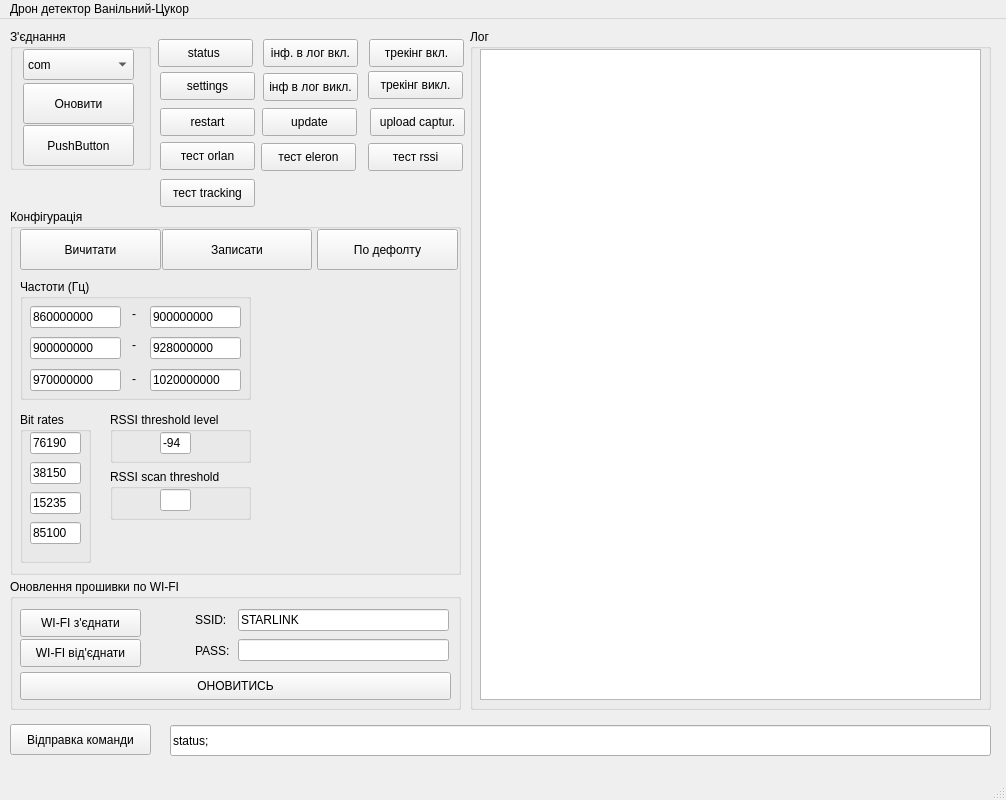
The window that mainwindow.ui (centroparotjag/cukorok_drone_detector) describes before a commit, drawn with Qt 5.
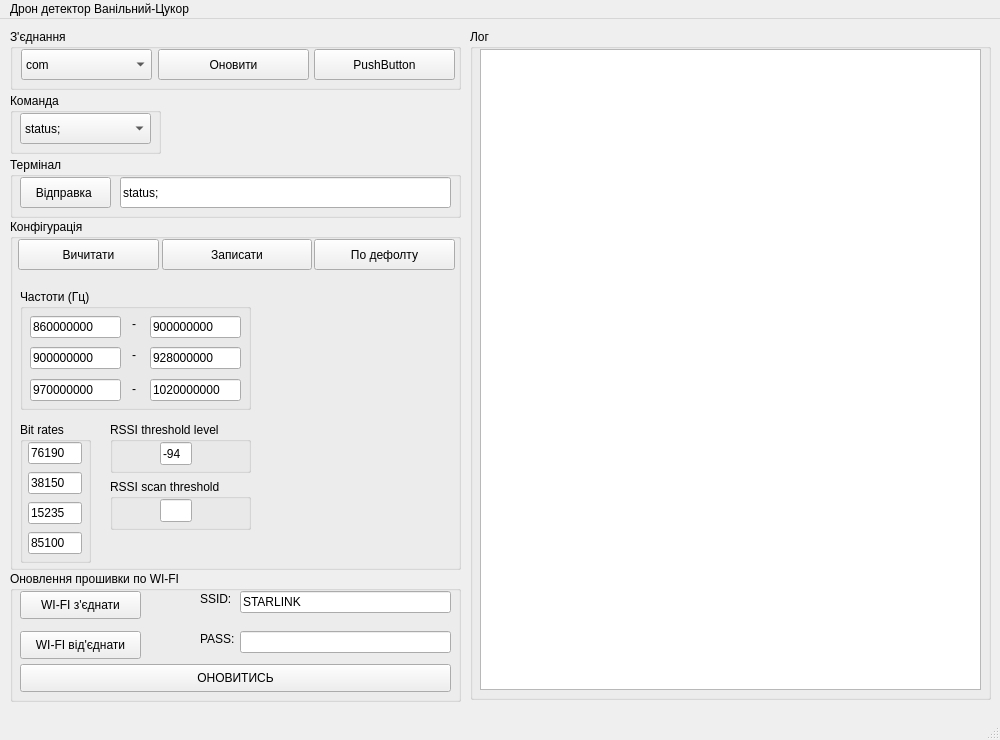
The same window after the commit.

What changed in the file:
```diff
--- a/mainwindow.ui
+++ b/mainwindow.ui
@@ -6,10 +6,28 @@
    <rect>
     <x>0</x>
     <y>0</y>
-    <width>1006</width>
-    <height>800</height>
+    <width>1000</width>
+    <height>740</height>
    </rect>
   </property>
+  <property name="minimumSize">
+   <size>
+    <width>1000</width>
+    <height>740</height>
+   </size>
+  </property>
+  <property name="maximumSize">
+   <size>
+    <width>1000</width>
+    <height>740</height>
+   </size>
+  </property>
+  <property name="sizeIncrement">
+   <size>
+    <width>1000</width>
+    <height>740</height>
+   </size>
+  </property>
   <property name="windowTitle">
    <string>MainWindow</string>
   </property>
@@ -20,7 +38,7 @@
       <x>480</x>
       <y>30</y>
       <width>501</width>
-      <height>651</height>
+      <height>641</height>
      </rect>
     </property>
    </widget>
@@ -29,8 +47,8 @@
      <rect>
       <x>10</x>
       <y>10</y>
-      <width>141</width>
-      <height>141</height>
+      <width>451</width>
+      <height>61</height>
      </rect>
     </property>
     <property name="title">
@@ -39,9 +57,9 @@
     <widget class="QComboBox" name="comboBox">
      <property name="geometry">
       <rect>
-       <x>13</x>
+       <x>11</x>
        <y>20</y>
-       <width>111</width>
+       <width>131</width>
        <height>31</height>
       </rect>
      </property>
@@ -54,10 +72,10 @@
     <widget class="QPushButton" name="pushButton_5">
      <property name="geometry">
       <rect>
-       <x>13</x>
-       <y>54</y>
-       <width>111</width>
-       <height>41</height>
+       <x>148</x>
+       <y>20</y>
+       <width>151</width>
+       <height>31</height>
       </rect>
      </property>
      <property name="text">
@@ -67,10 +85,10 @@
     <widget class="QPushButton" name="pushButton">
      <property name="geometry">
       <rect>
-       <x>13</x>
-       <y>96</y>
-       <width>111</width>
-       <height>41</height>
+       <x>304</x>
+       <y>20</y>
+       <width>141</width>
+       <height>31</height>
       </rect>
      </property>
      <property name="text">
@@ -84,7 +102,7 @@
       <x>470</x>
       <y>10</y>
       <width>521</width>
-      <height>681</height>
+      <height>671</height>
      </rect>
     </property>
     <property name="title">
@@ -95,9 +113,9 @@
     <property name="geometry">
      <rect>
       <x>10</x>
-      <y>190</y>
+      <y>200</y>
       <width>451</width>
-      <height>366</height>
+      <height>351</height>
      </rect>
     </property>
     <property name="title">
@@ -106,10 +124,10 @@
     <widget class="QPushButton" name="pushButton_4">
      <property name="geometry">
       <rect>
-       <x>307</x>
+       <x>304</x>
        <y>20</y>
        <width>141</width>
-       <height>41</height>
+       <height>31</height>
       </rect>
      </property>
      <property name="text">
@@ -122,7 +140,7 @@
        <x>152</x>
        <y>20</y>
        <width>150</width>
-       <height>41</height>
+       <height>31</height>
       </rect>
      </property>
      <property name="text">
@@ -265,7 +283,7 @@
        <x>10</x>
        <y>203</y>
        <width>71</width>
-       <height>151</height>
+       <height>141</height>
       </rect>
      </property>
      <property name="title">
@@ -274,9 +292,9 @@
      <widget class="QLineEdit" name="lineEdit_9">
       <property name="geometry">
        <rect>
-        <x>10</x>
+        <x>8</x>
         <y>20</y>
-        <width>51</width>
+        <width>54</width>
         <height>22</height>
        </rect>
       </property>
@@ -287,9 +305,9 @@
      <widget class="QLineEdit" name="lineEdit_10">
       <property name="geometry">
        <rect>
-        <x>10</x>
+        <x>8</x>
         <y>50</y>
-        <width>51</width>
+        <width>54</width>
         <height>22</height>
        </rect>
       </property>
@@ -300,9 +318,9 @@
      <widget class="QLineEdit" name="lineEdit_11">
       <property name="geometry">
        <rect>
-        <x>10</x>
+        <x>8</x>
         <y>80</y>
-        <width>51</width>
+        <width>54</width>
         <height>22</height>
        </rect>
       </property>
@@ -313,9 +331,9 @@
      <widget class="QLineEdit" name="lineEdit_12">
       <property name="geometry">
        <rect>
-        <x>10</x>
+        <x>8</x>
         <y>110</y>
-        <width>51</width>
+        <width>54</width>
         <height>22</height>
        </rect>
       </property>
@@ -341,8 +359,8 @@
        <rect>
         <x>50</x>
         <y>20</y>
-        <width>31</width>
-        <height>22</height>
+        <width>32</width>
+        <height>23</height>
        </rect>
       </property>
       <property name="text">
@@ -367,8 +385,8 @@
        <rect>
         <x>50</x>
         <y>20</y>
-        <width>31</width>
-        <height>22</height>
+        <width>32</width>
+        <height>23</height>
        </rect>
       </property>
       <property name="text">
@@ -379,10 +397,10 @@
     <widget class="QPushButton" name="pushButton_2">
      <property name="geometry">
       <rect>
-       <x>10</x>
+       <x>8</x>
        <y>20</y>
        <width>141</width>
-       <height>41</height>
+       <height>31</height>
       </rect>
      </property>
      <property name="text">
@@ -390,102 +408,36 @@
      </property>
     </widget>
    </widget>
-   <widget class="QPushButton" name="pushButton_6">
+   <widget class="QGroupBox" name="groupBox_2">
     <property name="geometry">
      <rect>
-      <x>263</x>
-      <y>20</y>
-      <width>95</width>
-      <height>28</height>
+      <x>10</x>
+      <y>552</y>
+      <width>451</width>
+      <height>131</height>
      </rect>
     </property>
-    <property name="text">
-     <string>інф. в лог вкл.</string>
+    <property name="title">
+     <string>Оновлення прошивки по WI-FI</string>
     </property>
-   </widget>
-   <widget class="QPushButton" name="pushButton_7">
+    <widget class="QPushButton" name="pushButton_20">
     <property name="geometry">
      <rect>
-      <x>160</x>
-      <y>123</y>
-      <width>95</width>
+       <x>10</x>
+       <y>93</y>
+       <width>431</width>
       <height>28</height>
      </rect>
     </property>
     <property name="text">
-     <string>тест orlan</string>
-    </property>
-   </widget>
-   <widget class="QPushButton" name="pushButton_9">
-    <property name="geometry">
-     <rect>
-      <x>261</x>
-      <y>124</y>
-      <width>95</width>
-      <height>28</height>
-     </rect>
-    </property>
-    <property name="text">
-     <string>тест eleron</string>
-    </property>
-   </widget>
-   <widget class="QPushButton" name="pushButton_11">
-    <property name="geometry">
-     <rect>
-      <x>368</x>
-      <y>124</y>
-      <width>95</width>
-      <height>28</height>
-     </rect>
-    </property>
-    <property name="text">
-     <string>тест rssi</string>
-    </property>
-   </widget>
-   <widget class="QPushButton" name="pushButton_14">
-    <property name="geometry">
-     <rect>
-      <x>263</x>
-      <y>54</y>
-      <width>95</width>
-      <height>28</height>
-     </rect>
-    </property>
-    <property name="text">
-     <string>інф в лог викл.</string>
-    </property>
-   </widget>
-   <widget class="QPushButton" name="pushButton_13">
-    <property name="geometry">
-     <rect>
-      <x>262</x>
-      <y>89</y>
-      <width>95</width>
-      <height>28</height>
-     </rect>
-    </property>
-    <property name="text">
-     <string>update</string>
-    </property>
-   </widget>
-   <widget class="QPushButton" name="pushButton_15">
-    <property name="geometry">
-     <rect>
-      <x>370</x>
-      <y>89</y>
-      <width>95</width>
-      <height>28</height>
-     </rect>
-    </property>
-    <property name="text">
-     <string>upload captur.</string>
+      <string>ОНОВИТИСЬ</string>
     </property>
    </widget>
    <widget class="QPushButton" name="pushButton_10">
     <property name="geometry">
      <rect>
-      <x>20</x>
-      <y>590</y>
+       <x>10</x>
+       <y>20</y>
       <width>121</width>
       <height>28</height>
      </rect>
@@ -497,8 +449,8 @@
    <widget class="QPushButton" name="pushButton_19">
     <property name="geometry">
      <rect>
-      <x>20</x>
-      <y>620</y>
+       <x>10</x>
+       <y>60</y>
       <width>121</width>
       <height>28</height>
      </rect>
@@ -507,24 +459,24 @@
      <string>WI-FI від'єднати</string>
     </property>
    </widget>
-   <widget class="QLabel" name="label">
+    <widget class="QLineEdit" name="lineEdit_2">
     <property name="geometry">
      <rect>
-      <x>195</x>
-      <y>593</y>
-      <width>41</width>
-      <height>16</height>
+       <x>230</x>
+       <y>60</y>
+       <width>211</width>
+       <height>22</height>
      </rect>
     </property>
     <property name="text">
-     <string>SSID:</string>
+      <string/>
     </property>
    </widget>
    <widget class="QLineEdit" name="lineEdit">
     <property name="geometry">
      <rect>
-      <x>238</x>
-      <y>590</y>
+       <x>230</x>
+       <y>20</y>
       <width>211</width>
       <height>22</height>
      </rect>
@@ -536,8 +488,8 @@
    <widget class="QLabel" name="label_2">
     <property name="geometry">
      <rect>
-      <x>195</x>
-      <y>624</y>
+       <x>190</x>
+       <y>60</y>
       <width>41</width>
       <height>16</height>
      </rect>
@@ -546,129 +498,51 @@
      <string>PASS:</string>
     </property>
    </widget>
-   <widget class="QLineEdit" name="lineEdit_2">
+    <widget class="QLabel" name="label">
     <property name="geometry">
      <rect>
-      <x>238</x>
-      <y>620</y>
-      <width>211</width>
-      <height>22</height>
+       <x>190</x>
+       <y>20</y>
+       <width>41</width>
+       <height>16</height>
      </rect>
     </property>
     <property name="text">
-     <string/>
-    </property>
-   </widget>
-   <widget class="QGroupBox" name="groupBox_2">
+      <string>SSID:</string>
+     </property>
+    </widget>
+   </widget>
+   <widget class="QGroupBox" name="groupBox_10">
     <property name="geometry">
      <rect>
       <x>10</x>
-      <y>560</y>
+      <y>138</y>
       <width>451</width>
-      <height>131</height>
+      <height>61</height>
      </rect>
     </property>
     <property name="title">
-     <string>Оновлення прошивки по WI-FI</string>
+     <string>Термінал</string>
     </property>
-    <widget class="QPushButton" name="pushButton_20">
-     <property name="geometry">
-      <rect>
-       <x>10</x>
-       <y>93</y>
-       <width>431</width>
-       <height>28</height>
-      </rect>
-     </property>
-     <property name="text">
-      <string>ОНОВИТИСЬ</string>
-     </property>
-    </widget>
-   </widget>
-   <widget class="QPushButton" name="pushButton_8">
-    <property name="geometry">
-     <rect>
-      <x>158</x>
-      <y>20</y>
-      <width>95</width>
-      <height>28</height>
-     </rect>
-    </property>
-    <property name="text">
-     <string>status </string>
-    </property>
-   </widget>
-   <widget class="QPushButton" name="pushButton_16">
-    <property name="geometry">
-     <rect>
-      <x>368</x>
-      <y>52</y>
-      <width>95</width>
-      <height>28</height>
-     </rect>
-    </property>
-    <property name="text">
-     <string>трекінг викл.</string>
-    </property>
-   </widget>
-   <widget class="QPushButton" name="pushButton_18">
-    <property name="geometry">
-     <rect>
-      <x>369</x>
-      <y>20</y>
-      <width>95</width>
-      <height>28</height>
-     </rect>
-    </property>
-    <property name="text">
-     <string>трекінг вкл.</string>
-    </property>
-   </widget>
-   <widget class="QPushButton" name="pushButton_17">
-    <property name="geometry">
-     <rect>
-      <x>160</x>
-      <y>160</y>
-      <width>95</width>
-      <height>28</height>
-     </rect>
-    </property>
-    <property name="text">
-     <string>тест tracking</string>
-    </property>
-   </widget>
-   <widget class="QPushButton" name="pushButton_21">
-    <property name="geometry">
-     <rect>
-      <x>160</x>
-      <y>53</y>
-      <width>95</width>
-      <height>28</height>
-     </rect>
-    </property>
-    <property name="text">
-     <string>settings</string>
-    </property>
-   </widget>
    <widget class="QPushButton" name="pushButton_22">
     <property name="geometry">
      <rect>
       <x>10</x>
-      <y>705</y>
-      <width>141</width>
+       <y>20</y>
+       <width>91</width>
       <height>31</height>
      </rect>
     </property>
     <property name="text">
-     <string>Відправка команди</string>
+      <string>Відправка </string>
     </property>
    </widget>
    <widget class="QLineEdit" name="lineEdit_15">
     <property name="geometry">
      <rect>
-      <x>170</x>
-      <y>706</y>
-      <width>821</width>
+       <x>110</x>
+       <y>20</y>
+       <width>331</width>
       <height>31</height>
      </rect>
     </property>
@@ -676,18 +550,109 @@
      <string>status;</string>
     </property>
    </widget>
-   <widget class="QPushButton" name="pushButton_12">
+   </widget>
+   <widget class="QGroupBox" name="groupBox_9">
     <property name="geometry">
      <rect>
-      <x>160</x>
-      <y>89</y>
-      <width>95</width>
-      <height>28</height>
+      <x>10</x>
+      <y>74</y>
+      <width>151</width>
+      <height>61</height>
      </rect>
     </property>
+    <property name="title">
+     <string>Команда</string>
+    </property>
+    <widget class="QComboBox" name="comboBox_2">
+     <property name="geometry">
+      <rect>
+       <x>10</x>
+       <y>20</y>
+       <width>131</width>
+       <height>31</height>
+      </rect>
+     </property>
+     <item>
     <property name="text">
-     <string>restart</string>
-    </property>
+       <string>status;</string>
+      </property>
+     </item>
+     <item>
+      <property name="text">
+       <string>settings;</string>
+      </property>
+     </item>
+     <item>
+      <property name="text">
+       <string>restart;</string>
+      </property>
+     </item>
+     <item>
+      <property name="text">
+       <string>wifi client scan;</string>
+      </property>
+     </item>
+     <item>
+      <property name="text">
+       <string>update;</string>
+      </property>
+     </item>
+     <item>
+      <property name="text">
+       <string>upload captures;</string>
+      </property>
+     </item>
+     <item>
+      <property name="text">
+       <string>verbose 1;</string>
+      </property>
+     </item>
+     <item>
+      <property name="text">
+       <string>verbose 0;</string>
+      </property>
+     </item>
+     <item>
+      <property name="text">
+       <string>tracking enable;</string>
+      </property>
+     </item>
+     <item>
+      <property name="text">
+       <string>tracking disable;</string>
+      </property>
+     </item>
+     <item>
+      <property name="text">
+       <string>dji 1;</string>
+      </property>
+     </item>
+     <item>
+      <property name="text">
+       <string>dji 0;</string>
+      </property>
+     </item>
+     <item>
+      <property name="text">
+       <string>test alarm orlan;</string>
+      </property>
+     </item>
+     <item>
+      <property name="text">
+       <string>test alarm eleron;</string>
+      </property>
+     </item>
+     <item>
+      <property name="text">
+       <string>test alarm rssi;</string>
+      </property>
+     </item>
+     <item>
+      <property name="text">
+       <string>test alarm tracking;</string>
+      </property>
+     </item>
+    </widget>
    </widget>
    <zorder>groupBox_2</zorder>
    <zorder>groupBox_4</zorder>
@@ -721,7 +686,7 @@
     <rect>
      <x>0</x>
      <y>0</y>
-     <width>1006</width>
+     <width>1000</width>
      <height>26</height>
     </rect>
    </property>
```
Left out of the diff: 23 changed lines with no effect on the pictures. Lines whose indentation alone changed are shown as unchanged.
